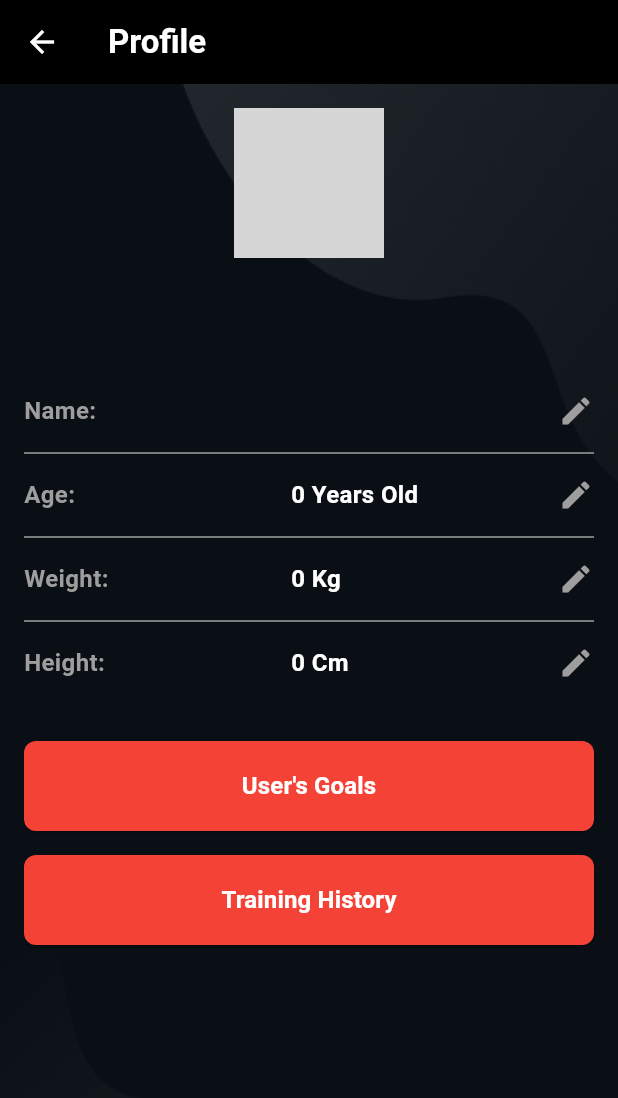
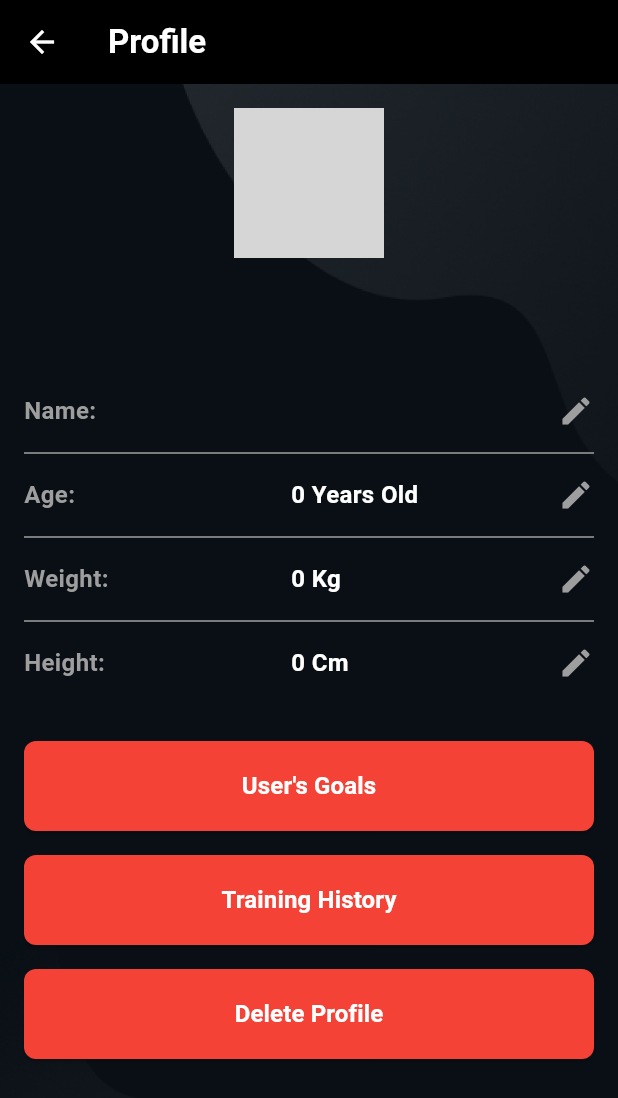
Before and after one commit to KH4rl4MOV/Blaze, a Flutter app: the ProfileScreen screen opened directly, on a phone screen of 412 x 824 dp. Shown: the top 1098 px of the screen. Run offline on Flutter 3.47's test engine with Material 3 defaults, Android fonts, the phone set to English and light mode, and no system bars; our stand-ins replace image_picker, shared_preferences; missing offline and left inert: flutter_inappwebview; accounts and stored records are empty; grey boxes are pictures that could not be loaded.

Commit message:
add "delete profile" button

```diff
--- a/lib/screen/profile_screen.dart
+++ b/lib/screen/profile_screen.dart
@@ -7,6 +7,7 @@ import 'package:provider/provider.dart';
 import '../theme_provider.dart';
 import 'notebook_screen.dart';
 import 'user_goals_screen.dart';
+import 'welcome_screen.dart'; // Ensure this import exists
 
 class ProfileScreen extends StatefulWidget {
   @override
@@ -56,6 +57,51 @@ class _ProfileScreenState extends State<ProfileScreen> {
         _avatarImage = File(newImagePath);
       });
     }
+  }
+
+  Future<void> _deleteProfile() async {
+    SharedPreferences prefs = await SharedPreferences.getInstance();
+    String? avatarPath = prefs.getString('avatar_path');
+
+    if (avatarPath != null) {
+      final avatarFile = File(avatarPath);
+      if (await avatarFile.exists()) {
+        await avatarFile.delete(); // Delete the avatar file
+      }
+    }
+
+    await prefs.clear(); // Clear all user data
+
+    Navigator.pushAndRemoveUntil(
+      context,
+      MaterialPageRoute(builder: (context) => WelcomeScreen()),
+          (Route<dynamic> route) => false,
+    );
+  }
+
+  void _showDeleteConfirmation() {
+    showDialog(
+      context: context,
+      builder: (BuildContext context) {
+        return AlertDialog(
+          title: Text('Confirm Deletion'),
+          content: Text('Are you sure you want to delete your profile? This action cannot be undone.'),
+          actions: [
+            TextButton(
+              onPressed: () => Navigator.of(context).pop(),
+              child: Text('Cancel'),
+            ),
+            TextButton(
+              onPressed: () {
+                Navigator.of(context).pop();
+                _deleteProfile();
+              },
+              child: Text('Delete'),
+            ),
+          ],
+        );
+      },
+    );
   }
 
   @override
@@ -126,6 +172,8 @@ class _ProfileScreenState extends State<ProfileScreen> {
                 _buildButton(context, 'User\'s Goals', UserGoalsScreen()),
                 SizedBox(height: 16),
                 _buildButton(context, 'Training History', NotebookScreen()),
+                SizedBox(height: 16), // Additional space before delete button
+                _buildDeleteButton(context),
               ],
             ),
           ),
@@ -151,7 +199,7 @@ class _ProfileScreenState extends State<ProfileScreen> {
               style: TextStyle(color: Colors.white, fontSize: 16, fontWeight: FontWeight.bold),
             ),
           ),
-          Icon(Icons.edit, color: Colors.grey), // Иконка редактирования
+          Icon(Icons.edit, color: Colors.grey), // Edit icon
         ],
       ),
     );
@@ -179,7 +227,7 @@ class _ProfileScreenState extends State<ProfileScreen> {
         shape: RoundedRectangleBorder(
           borderRadius: BorderRadius.circular(8.0),
         ),
-        minimumSize: Size(double.infinity, 60), // Одинаковый размер кнопок
+        minimumSize: Size(double.infinity, 60), // Uniform button size
       ),
       child: Text(
         text,
@@ -187,4 +235,22 @@ class _ProfileScreenState extends State<ProfileScreen> {
       ),
     );
   }
+
+  Widget _buildDeleteButton(BuildContext context) {
+    return ElevatedButton(
+      onPressed: _showDeleteConfirmation,
+      style: ElevatedButton.styleFrom(
+        backgroundColor: Colors.red,
+        padding: EdgeInsets.symmetric(horizontal: 50, vertical: 15),
+        shape: RoundedRectangleBorder(
+          borderRadius: BorderRadius.circular(8.0),
+        ),
+        minimumSize: Size(double.infinity, 60), // Uniform button size
+      ),
+      child: Text(
+        'Delete Profile',
+        style: TextStyle(fontSize: 16, fontWeight: FontWeight.bold, color: Colors.white),
+      ),
+    );
+  }
 }
--- a/pubspec.yaml
+++ b/pubspec.yaml
@@ -2,7 +2,7 @@ name: blaze
 description: "A new Flutter project."
 publish_to: 'none'
 
-version: 1.0.0+2
+version: 1.0.0+3
 
 environment:
   sdk: '>=3.3.1 <4.0.0'
```
Also changed, not shown: 1 other file.
